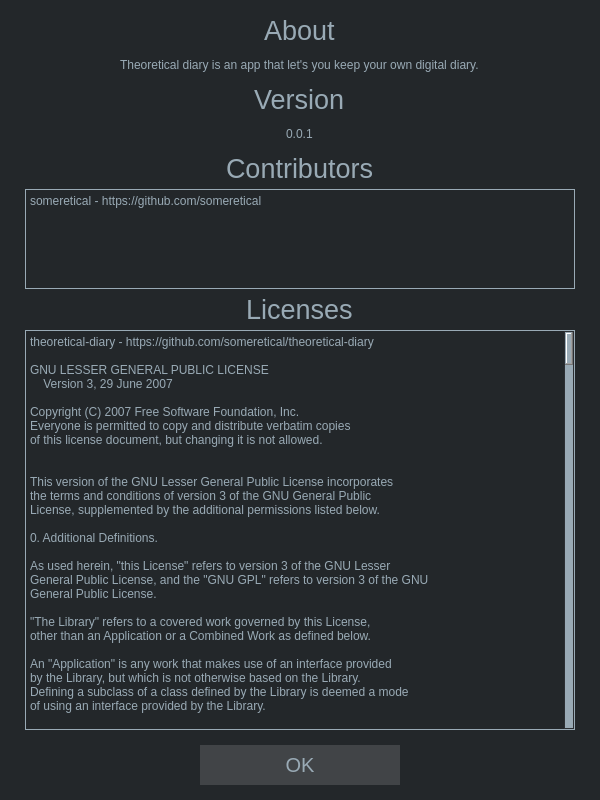
Old version of the form aboutwindow.ui in the repository someretical/TheoreticalDiary.
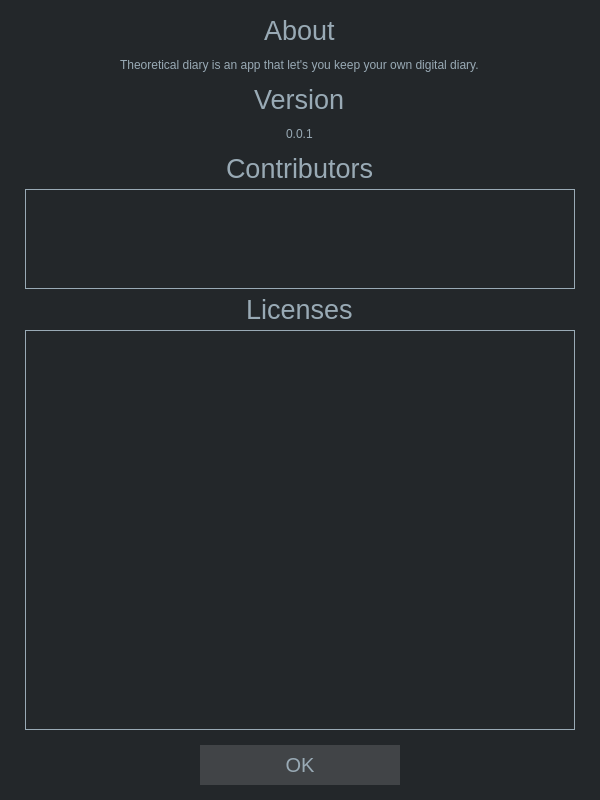
New version of the form. Icons and pictures are not drawn.

The edit to the form file:
```diff
--- a/aboutwindow.ui
+++ b/aboutwindow.ui
@@ -184,8 +184,13 @@
        <height>100</height>
       </size>
      </property>
+     <property name="font">
+      <font>
+       <pointsize>12</pointsize>
+      </font>
+     </property>
      <property name="plainText">
-      <string>someretical - https://github.com/someretical</string>
+      <string/>
      </property>
      <property name="textInteractionFlags">
       <set>Qt::TextSelectableByKeyboard|Qt::TextSelectableByMouse</set>
@@ -224,326 +229,13 @@
        <height>200</height>
       </size>
      </property>
+     <property name="font">
+      <font>
+       <pointsize>12</pointsize>
+      </font>
+     </property>
      <property name="plainText">
-      <string>theoretical-diary - https://github.com/someretical/theoretical-diary
-
-GNU LESSER GENERAL PUBLIC LICENSE
-    Version 3, 29 June 2007
-
-Copyright (C) 2007 Free Software Foundation, Inc. &lt;https://fsf.org/&gt;
-Everyone is permitted to copy and distribute verbatim copies
-of this license document, but changing it is not allowed.
-
-
-This version of the GNU Lesser General Public License incorporates
-the terms and conditions of version 3 of the GNU General Public
-License, supplemented by the additional permissions listed below.
-
-0. Additional Definitions.
-
-As used herein, &quot;this License&quot; refers to version 3 of the GNU Lesser
-General Public License, and the &quot;GNU GPL&quot; refers to version 3 of the GNU
-General Public License.
-
-&quot;The Library&quot; refers to a covered work governed by this License,
-other than an Application or a Combined Work as defined below.
-
-An &quot;Application&quot; is any work that makes use of an interface provided
-by the Library, but which is not otherwise based on the Library.
-Defining a subclass of a class defined by the Library is deemed a mode
-of using an interface provided by the Library.
-
-A &quot;Combined Work&quot; is a work produced by combining or linking an
-Application with the Library.  The particular version of the Library
-with which the Combined Work was made is also called the &quot;Linked
-Version&quot;.
-
-The &quot;Minimal Corresponding Source&quot; for a Combined Work means the
-Corresponding Source for the Combined Work, excluding any source code
-for portions of the Combined Work that, considered in isolation, are
-based on the Application, and not on the Linked Version.
-
-The &quot;Corresponding Application Code&quot; for a Combined Work means the
-object code and/or source code for the Application, including any data
-and utility programs needed for reproducing the Combined Work from the
-Application, but excluding the System Libraries of the Combined Work.
-
-1. Exception to Section 3 of the GNU GPL.
-
-You may convey a covered work under sections 3 and 4 of this License
-without being bound by section 3 of the GNU GPL.
-
-2. Conveying Modified Versions.
-
-If you modify a copy of the Library, and, in your modifications, a
-facility refers to a function or data to be supplied by an Application
-that uses the facility (other than as an argument passed when the
-facility is invoked), then you may convey a copy of the modified
-version:
-
-a) under this License, provided that you make a good faith effort to
-ensure that, in the event an Application does not supply the
-function or data, the facility still operates, and performs
-whatever part of its purpose remains meaningful, or
-
-b) under the GNU GPL, with none of the additional permissions of
-this License applicable to that copy.
-
-3. Object Code Incorporating Material from Library Header Files.
-
-The object code form of an Application may incorporate material from
-a header file that is part of the Library.  You may convey such object
-code under terms of your choice, provided that, if the incorporated
-material is not limited to numerical parameters, data structure
-layouts and accessors, or small macros, inline functions and templates
-(ten or fewer lines in length), you do both of the following:
-
-a) Give prominent notice with each copy of the object code that the
-Library is used in it and that the Library and its use are
-covered by this License.
-
-b) Accompany the object code with a copy of the GNU GPL and this license
-document.
-
-4. Combined Works.
-
-You may convey a Combined Work under terms of your choice that,
-taken together, effectively do not restrict modification of the
-portions of the Library contained in the Combined Work and reverse
-engineering for debugging such modifications, if you also do each of
-the following:
-
-a) Give prominent notice with each copy of the Combined Work that
-the Library is used in it and that the Library and its use are
-covered by this License.
-
-b) Accompany the Combined Work with a copy of the GNU GPL and this license
-document.
-
-c) For a Combined Work that displays copyright notices during
-execution, include the copyright notice for the Library among
-these notices, as well as a reference directing the user to the
-copies of the GNU GPL and this license document.
-
-d) Do one of the following:
-
-0) Convey the Minimal Corresponding Source under the terms of this
-License, and the Corresponding Application Code in a form
-suitable for, and under terms that permit, the user to
-recombine or relink the Application with a modified version of
-the Linked Version to produce a modified Combined Work, in the
-manner specified by section 6 of the GNU GPL for conveying
-Corresponding Source.
-
-1) Use a suitable shared library mechanism for linking with the
-Library.  A suitable mechanism is one that (a) uses at run time
-a copy of the Library already present on the user's computer
-system, and (b) will operate properly with a modified version
-of the Library that is interface-compatible with the Linked
-Version.
-
-e) Provide Installation Information, but only if you would otherwise
-be required to provide such information under section 6 of the
-GNU GPL, and only to the extent that such information is
-necessary to install and execute a modified version of the
-Combined Work produced by recombining or relinking the
-Application with a modified version of the Linked Version. (If
-you use option 4d0, the Installation Information must accompany
-the Minimal Corresponding Source and Corresponding Application
-Code. If you use option 4d1, you must provide the Installation
-Information in the manner specified by section 6 of the GNU GPL
-for conveying Corresponding Source.)
-
-5. Combined Libraries.
-
-You may place library facilities that are a work based on the
-Library side by side in a single library together with other library
-facilities that are not Applications and are not covered by this
-License, and convey such a combined library under terms of your
-choice, if you do both of the following:
-
-a) Accompany the combined library with a copy of the same work based
-on the Library, uncombined with any other library facilities,
-conveyed under the terms of this License.
-
-b) Give prominent notice with the combined library that part of it
-is a work based on the Library, and explaining where to find the
-accompanying uncombined form of the same work.
-
-6. Revised Versions of the GNU Lesser General Public License.
-
-The Free Software Foundation may publish revised and/or new versions
-of the GNU Lesser General Public License from time to time. Such new
-versions will be similar in spirit to the present version, but may
-differ in detail to address new problems or concerns.
-
-Each version is given a distinguishing version number. If the
-Library as you received it specifies that a certain numbered version
-of the GNU Lesser General Public License &quot;or any later version&quot;
-applies to it, you have the option of following the terms and
-conditions either of that published version or of any later version
-published by the Free Software Foundation. If the Library as you
-received it does not specify a version number of the GNU Lesser
-General Public License, you may choose any version of the GNU Lesser
-General Public License ever published by the Free Software Foundation.
-
-If the Library as you received it specifies that a proxy can decide
-whether future versions of the GNU Lesser General Public License shall
-apply, that proxy's public statement of acceptance of any version is
-permanent authorization for you to choose that version for the
-Library.
-
-
-
-Penrose Tiling Online Generator - https://misc.0o0o.org/penrose/
-
-Creative Commons Legal Code
-
-CC0 1.0 Universal
-
-    CREATIVE COMMONS CORPORATION IS NOT A LAW FIRM AND DOES NOT PROVIDE
-    LEGAL SERVICES. DISTRIBUTION OF THIS DOCUMENT DOES NOT CREATE AN
-    ATTORNEY-CLIENT RELATIONSHIP. CREATIVE COMMONS PROVIDES THIS
-    INFORMATION ON AN &quot;AS-IS&quot; BASIS. CREATIVE COMMONS MAKES NO WARRANTIES
-    REGARDING THE USE OF THIS DOCUMENT OR THE INFORMATION OR WORKS
-    PROVIDED HEREUNDER, AND DISCLAIMS LIABILITY FOR DAMAGES RESULTING FROM
-    THE USE OF THIS DOCUMENT OR THE INFORMATION OR WORKS PROVIDED
-    HEREUNDER.
-
-Statement of Purpose
-
-The laws of most jurisdictions throughout the world automatically confer
-exclusive Copyright and Related Rights (defined below) upon the creator
-and subsequent owner(s) (each and all, an &quot;owner&quot;) of an original work of
-authorship and/or a database (each, a &quot;Work&quot;).
-
-Certain owners wish to permanently relinquish those rights to a Work for
-the purpose of contributing to a commons of creative, cultural and
-scientific works (&quot;Commons&quot;) that the public can reliably and without fear
-of later claims of infringement build upon, modify, incorporate in other
-works, reuse and redistribute as freely as possible in any form whatsoever
-and for any purposes, including without limitation commercial purposes.
-These owners may contribute to the Commons to promote the ideal of a free
-culture and the further production of creative, cultural and scientific
-works, or to gain reputation or greater distribution for their Work in
-part through the use and efforts of others.
-
-For these and/or other purposes and motivations, and without any
-expectation of additional consideration or compensation, the person
-associating CC0 with a Work (the &quot;Affirmer&quot;), to the extent that he or she
-is an owner of Copyright and Related Rights in the Work, voluntarily
-elects to apply CC0 to the Work and publicly distribute the Work under its
-terms, with knowledge of his or her Copyright and Related Rights in the
-Work and the meaning and intended legal effect of CC0 on those rights.
-
-1. Copyright and Related Rights. A Work made available under CC0 may be
-protected by copyright and related or neighboring rights (&quot;Copyright and
-Related Rights&quot;). Copyright and Related Rights include, but are not
-limited to, the following:
-
-  i. the right to reproduce, adapt, distribute, perform, display,
-     communicate, and translate a Work;
- ii. moral rights retained by the original author(s) and/or performer(s);
-iii. publicity and privacy rights pertaining to a person's image or
-     likeness depicted in a Work;
- iv. rights protecting against unfair competition in regards to a Work,
-     subject to the limitations in paragraph 4(a), below;
-  v. rights protecting the extraction, dissemination, use and reuse of data
-     in a Work;
- vi. database rights (such as those arising under Directive 96/9/EC of the
-     European Parliament and of the Council of 11 March 1996 on the legal
-     protection of databases, and under any national implementation
-     thereof, including any amended or successor version of such
-     directive); and
-vii. other similar, equivalent or corresponding rights throughout the
-     world based on applicable law or treaty, and any national
-     implementations thereof.
-
-2. Waiver. To the greatest extent permitted by, but not in contravention
-of, applicable law, Affirmer hereby overtly, fully, permanently,
-irrevocably and unconditionally waives, abandons, and surrenders all of
-Affirmer's Copyright and Related Rights and associated claims and causes
-of action, whether now known or unknown (including existing as well as
-future claims and causes of action), in the Work (i) in all territories
-worldwide, (ii) for the maximum duration provided by applicable law or
-treaty (including future time extensions), (iii) in any current or future
-medium and for any number of copies, and (iv) for any purpose whatsoever,
-including without limitation commercial, advertising or promotional
-purposes (the &quot;Waiver&quot;). Affirmer makes the Waiver for the benefit of each
-member of the public at large and to the detriment of Affirmer's heirs and
-successors, fully intending that such Waiver shall not be subject to
-revocation, rescission, cancellation, termination, or any other legal or
-equitable action to disrupt the quiet enjoyment of the Work by the public
-as contemplated by Affirmer's express Statement of Purpose.
-
-3. Public License Fallback. Should any part of the Waiver for any reason
-be judged legally invalid or ineffective under applicable law, then the
-Waiver shall be preserved to the maximum extent permitted taking into
-account Affirmer's express Statement of Purpose. In addition, to the
-extent the Waiver is so judged Affirmer hereby grants to each affected
-person a royalty-free, non transferable, non sublicensable, non exclusive,
-irrevocable and unconditional license to exercise Affirmer's Copyright and
-Related Rights in the Work (i) in all territories worldwide, (ii) for the
-maximum duration provided by applicable law or treaty (including future
-time extensions), (iii) in any current or future medium and for any number
-of copies, and (iv) for any purpose whatsoever, including without
-limitation commercial, advertising or promotional purposes (the
-&quot;License&quot;). The License shall be deemed effective as of the date CC0 was
-applied by Affirmer to the Work. Should any part of the License for any
-reason be judged legally invalid or ineffective under applicable law, such
-partial invalidity or ineffectiveness shall not invalidate the remainder
-of the License, and in such case Affirmer hereby affirms that he or she
-will not (i) exercise any of his or her remaining Copyright and Related
-Rights in the Work or (ii) assert any associated claims and causes of
-action with respect to the Work, in either case contrary to Affirmer's
-express Statement of Purpose.
-
-4. Limitations and Disclaimers.
-
- a. No trademark or patent rights held by Affirmer are waived, abandoned,
-    surrendered, licensed or otherwise affected by this document.
- b. Affirmer offers the Work as-is and makes no representations or
-    warranties of any kind concerning the Work, express, implied,
-    statutory or otherwise, including without limitation warranties of
-    title, merchantability, fitness for a particular purpose, non
-    infringement, or the absence of latent or other defects, accuracy, or
-    the present or absence of errors, whether or not discoverable, all to
-    the greatest extent permissible under applicable law.
- c. Affirmer disclaims responsibility for clearing rights of other persons
-    that may apply to the Work or any use thereof, including without
-    limitation any person's Copyright and Related Rights in the Work.
-    Further, Affirmer disclaims responsibility for obtaining any necessary
-    consents, permissions or other rights required for any use of the
-    Work.
- d. Affirmer understands and acknowledges that Creative Commons is not a
-    party to this document and has no duty or obligation with respect to
-    this CC0 or use of the Work.
-
-
-
-JSON - https://github.com/nlohmann/json
-
-MIT License 
-
-Copyright (c) 2013-2021 Niels Lohmann
-
-Permission is hereby granted, free of charge, to any person obtaining a copy
-of this software and associated documentation files (the &quot;Software&quot;), to deal
-in the Software without restriction, including without limitation the rights
-to use, copy, modify, merge, publish, distribute, sublicense, and/or sell
-copies of the Software, and to permit persons to whom the Software is
-furnished to do so, subject to the following conditions:
-
-The above copyright notice and this permission notice shall be included in all
-copies or substantial portions of the Software.
-
-THE SOFTWARE IS PROVIDED &quot;AS IS&quot;, WITHOUT WARRANTY OF ANY KIND, EXPRESS OR
-IMPLIED, INCLUDING BUT NOT LIMITED TO THE WARRANTIES OF MERCHANTABILITY,
-FITNESS FOR A PARTICULAR PURPOSE AND NONINFRINGEMENT. IN NO EVENT SHALL THE
-AUTHORS OR COPYRIGHT HOLDERS BE LIABLE FOR ANY CLAIM, DAMAGES OR OTHER
-LIABILITY, WHETHER IN AN ACTION OF CONTRACT, TORT OR OTHERWISE, ARISING FROM,
-OUT OF OR IN CONNECTION WITH THE SOFTWARE OR THE USE OR OTHER DEALINGS IN THE
-SOFTWARE.</string>
+      <string/>
      </property>
      <property name="textInteractionFlags">
       <set>Qt::TextSelectableByKeyboard|Qt::TextSelectableByMouse</set>
```
Left out of the diff: 2 changed lines with no effect on the pictures.
